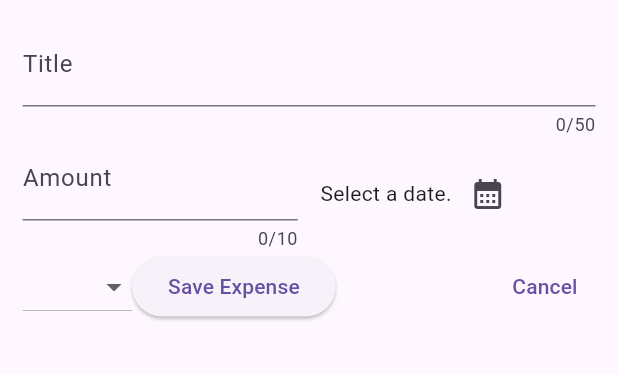
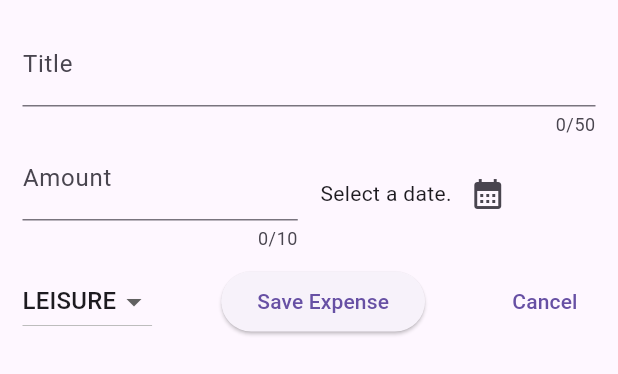
Before and after one commit to carlsantos-mkii/expense-tracker, a Flutter app: the NewExpense widget shown alone on an empty page, opened directly, on a phone screen of 412 x 824 dp. Shown: the top 374 px of the screen. Run offline on Flutter 3.47's test engine with Material 3 defaults, Android fonts, the phone set to English and light mode, and no system bars.

Commit message:
Added category dropdown using DropdownButton widget

```diff
--- a/lib/widgets/new_expense.dart
+++ b/lib/widgets/new_expense.dart
@@ -15,6 +15,7 @@ class _NewExpenseState extends State<NewExpense> {
   final _titleController = TextEditingController();
   final _amountController = TextEditingController();
   DateTime? _selectedDate;
+  Category _selectedCategory = Category.leisure;
 
   void _datePicker() async {
     final now = DateTime.now();
@@ -82,19 +83,28 @@ class _NewExpenseState extends State<NewExpense> {
               )
             ],
           ),
+          const SizedBox(height: 10),
           Row(
             children: [
               DropdownButton(
+                value: _selectedCategory,
                 items: Category.values.map(
                   (category) => DropdownMenuItem(
                     value: category,
-                    child: Text(category.name.toString()),
+                    child: Text(category.name.toUpperCase()),
                   )
                 ).toList(),
                 onChanged: (value) {
-                  print(value);
+                  if (value == null) {
+                    return;
+                  }
+
+                  setState(() {
+                    _selectedCategory = value;
+                  });
                 }
               ),
+              const Spacer(),
               ElevatedButton(
                 onPressed: () {
                   print(_titleController.text);
```
